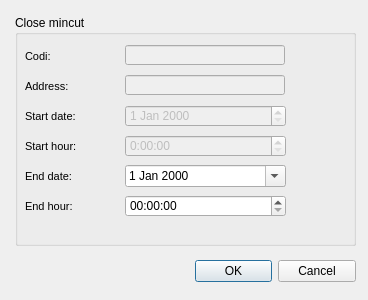
Old version of the form ui/mincut_fin.ui in the repository Giswater/giswater_qgis_plugin.
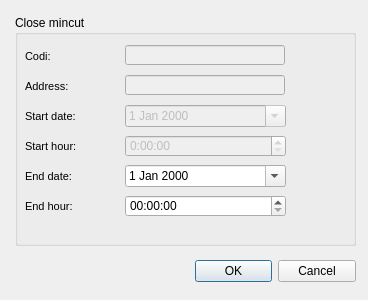
New version of the form.

Commit message: # wip : form mincut , form info - toolbar : zoom,centered,enabled buttons

```diff
--- a/ui/mincut_fin.ui
+++ b/ui/mincut_fin.ui
@@ -234,26 +234,7 @@
      <number>3</number>
     </property>
    </widget>
-   <widget class="QDateEdit" name="dateEdit">
-    <property name="enabled">
-     <bool>false</bool>
-    </property>
-    <property name="geometry">
-     <rect>
-      <x>110</x>
-      <y>90</y>
-      <width>161</width>
-      <height>22</height>
-     </rect>
-    </property>
-    <property name="styleSheet">
-     <string notr="true"/>
-    </property>
-    <property name="alignment">
-     <set>Qt::AlignLeading|Qt::AlignLeft|Qt::AlignVCenter</set>
-    </property>
-   </widget>
-   <widget class="QTimeEdit" name="timeEdit">
+   <widget class="QTimeEdit" name="cbx_hours_start_fin">
     <property name="enabled">
      <bool>false</bool>
     </property>
@@ -394,6 +375,25 @@
      <bool>true</bool>
     </property>
    </widget>
+   <widget class="QDateEdit" name="cbx_date_start_fin">
+    <property name="enabled">
+     <bool>false</bool>
+    </property>
+    <property name="geometry">
+     <rect>
+      <x>110</x>
+      <y>90</y>
+      <width>161</width>
+      <height>22</height>
+     </rect>
+    </property>
+    <property name="styleSheet">
+     <string notr="true"/>
+    </property>
+    <property name="calendarPopup">
+     <bool>true</bool>
+    </property>
+   </widget>
   </widget>
  </widget>
  <resources/>
```
Left out of the diff: 4 changed lines with no effect on the pictures. The commit also changes 13 other files.
